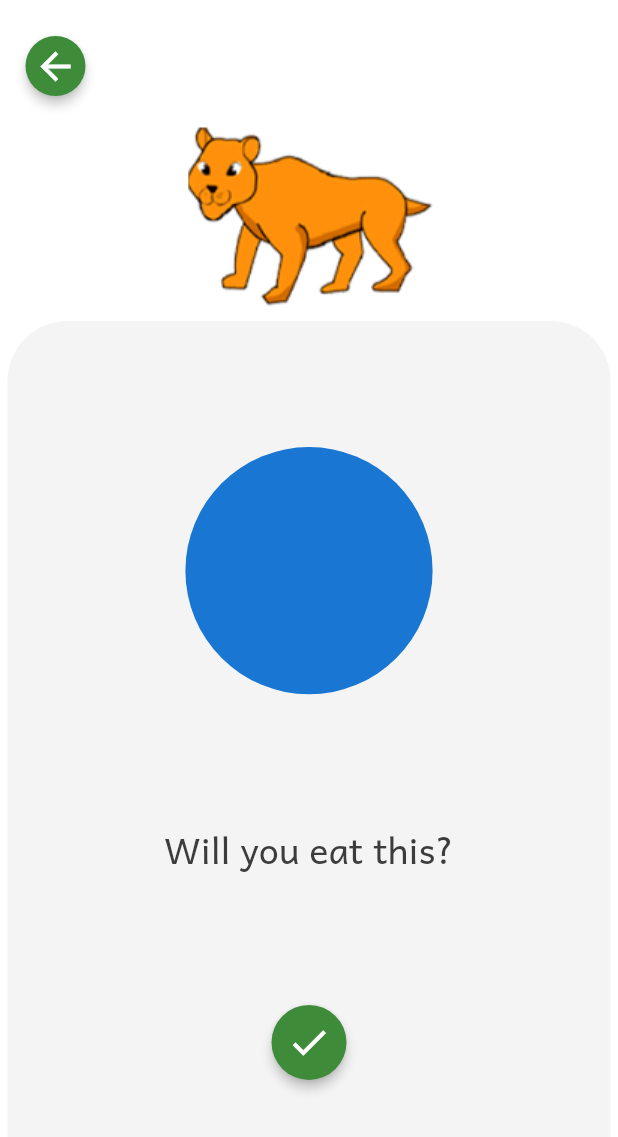
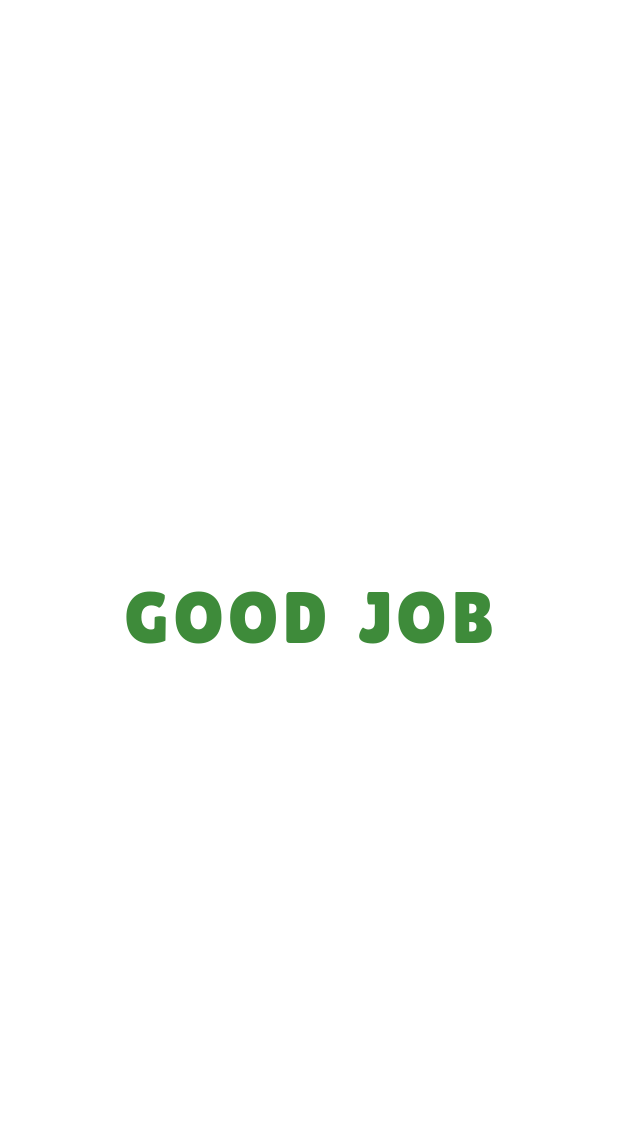
Before and after one commit to misterblack0101/alemeno-assignment, a Flutter app: the SharePictureScreen screen opened by its route, after a tap on the "check" icon, on a phone screen of 412 x 824 dp. Shown: the top 1137 px of the screen. Run offline on Flutter 3.47's test engine with Material 2 defaults, Android fonts, the phone set to English and light mode, and no system bars; our stand-ins replace get.

Commit message:
Created final message screen.

```diff
--- a/lib/routes/routes.dart
+++ b/lib/routes/routes.dart
@@ -1,5 +1,6 @@
 import 'package:alemeno_assignment/screens/click_picture.dart';
 import 'package:alemeno_assignment/screens/home_screen.dart';
+import 'package:alemeno_assignment/screens/message_screen.dart';
 import 'package:alemeno_assignment/screens/share_picture.dart';
 import 'package:get/get.dart';
 
@@ -17,6 +18,10 @@ List<GetPage<dynamic>> getRoutes() {
       name: Routes.sharePicture,
       page: () => const SharePictureScreen(),
     ),
+    GetPage(
+      name: Routes.messageScreen,
+      page: () => const MessageScreen(),
+    ),
   ];
   return routes;
 }
--- /dev/null
+++ b/lib/screens/message_screen.dart
@@ -0,0 +1,26 @@
+import 'package:alemeno_assignment/global_constants.dart';
+import 'package:flutter/material.dart';
+
+class MessageScreen extends StatelessWidget {
+  const MessageScreen({Key? key}) : super(key: key);
+
+  @override
+  Widget build(BuildContext context) {
+    return const Material(
+      color: CustomColors.backgroundColor,
+      child: Center(
+        child: Text(
+          "GOOD JOB",
+          style: TextStyle(
+            fontFamily: "LilitaOne",
+            fontSize: 48,
+            color: CustomColors.primaryColor,
+            fontWeight: FontWeight.w400,
+            letterSpacing: 3,
+            wordSpacing: 6,
+          ),
+        ),
+      ),
+    );
+  }
+}
--- a/lib/screens/share_picture.dart
+++ b/lib/screens/share_picture.dart
@@ -1,7 +1,9 @@
 import 'package:alemeno_assignment/global_constants.dart';
+import 'package:alemeno_assignment/routes/routes.dart';
 import 'package:alemeno_assignment/widgets/global_widgets/base_layout.dart';
 import 'package:alemeno_assignment/widgets/global_widgets/curved_container.dart';
 import 'package:flutter/material.dart';
+import 'package:get/get.dart';
 
 class SharePictureScreen extends StatelessWidget {
   const SharePictureScreen({Key? key}) : super(key: key);
@@ -23,7 +25,9 @@ class SharePictureScreen extends StatelessWidget {
             Icons.check_sharp,
             size: 30,
           ),
-          onPressed: () {},
+          onPressed: () {
+            Get.toNamed(Routes.messageScreen);
+          },
         ),
         mainWidget: CircleAvatar(
           radius: size.width * 0.2,
--- a/pubspec.yaml
+++ b/pubspec.yaml
@@ -63,6 +63,9 @@ flutter:
     - family: Andika
       fonts:
         - asset: assets/fonts/Andika-Regular.ttf
+    - family: LilitaOne
+      fonts:
+        - asset: assets/fonts/LilitaOne-Regular.ttf
   #       - asset: fonts/Schyler-Italic.ttf
   #         style: italic
   #   - family: Trajan Pro
```
Also changed, not shown: assets/fonts/LilitaOne-Regular.ttf (added).
